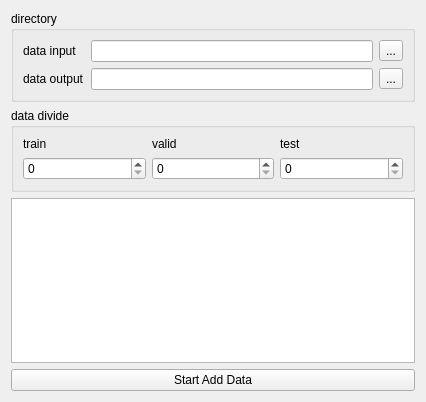
MRsoymilk/MyYolo, file WidgetAddData/widgetadddata.ui: the form before one commit.
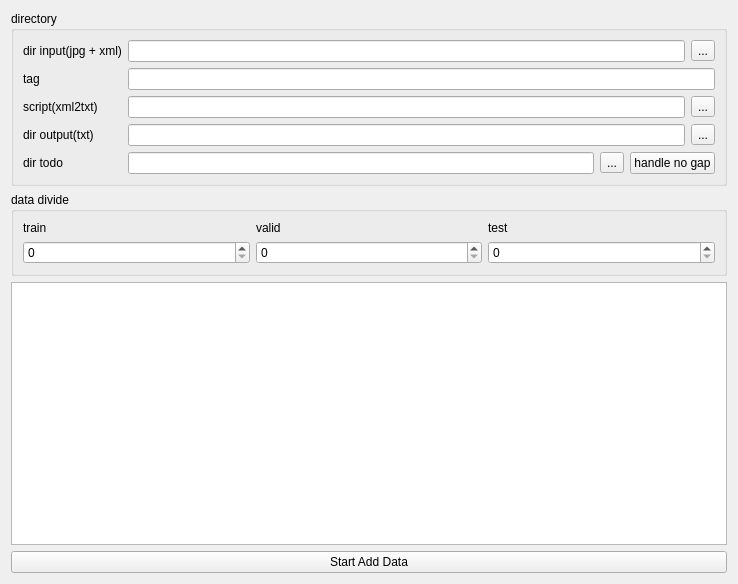
The form after the commit.

Patch:
```diff
--- a/WidgetAddData/widgetadddata.ui
+++ b/WidgetAddData/widgetadddata.ui
@@ -6,8 +6,8 @@
    <rect>
     <x>0</x>
     <y>0</y>
-    <width>426</width>
-    <height>402</height>
+    <width>738</width>
+    <height>584</height>
    </rect>
   </property>
   <property name="windowTitle">
@@ -23,7 +23,7 @@
       <item row="0" column="0">
        <widget class="QLabel" name="labelDataInput">
         <property name="text">
-         <string>data input</string>
+         <string>dir input(jpg + xml)</string>
         </property>
        </widget>
       </item>
@@ -44,17 +44,27 @@
       <item row="1" column="0">
        <widget class="QLabel" name="labelDataOutput">
         <property name="text">
-         <string>data output</string>
+         <string>tag</string>
         </property>
        </widget>
       </item>
       <item row="1" column="1">
-       <layout class="QHBoxLayout" name="hLayDataOutput">
+       <widget class="QLineEdit" name="lEditTag"/>
+      </item>
+      <item row="2" column="0">
+       <widget class="QLabel" name="labelScript">
+        <property name="text">
+         <string>script(xml2txt)</string>
+        </property>
+       </widget>
+      </item>
+      <item row="2" column="1">
+       <layout class="QHBoxLayout" name="hLayScript">
         <item>
-         <widget class="QLineEdit" name="lEditDataOutput"/>
+         <widget class="QLineEdit" name="lEditScript"/>
         </item>
         <item>
-         <widget class="QToolButton" name="tBtnOutput">
+         <widget class="QToolButton" name="tBtnScript">
           <property name="text">
            <string>...</string>
           </property>
@@ -62,6 +72,55 @@
         </item>
        </layout>
       </item>
+      <item row="3" column="0">
+       <widget class="QLabel" name="labelDirOutput">
+        <property name="text">
+         <string>dir output(txt)</string>
+        </property>
+       </widget>
+      </item>
+      <item row="3" column="1">
+       <layout class="QHBoxLayout" name="hLayDirOutput">
+        <item>
+         <widget class="QLineEdit" name="lEditDirOutput"/>
+        </item>
+        <item>
+         <widget class="QToolButton" name="tBtnDirOutput">
+          <property name="text">
+           <string>...</string>
+          </property>
+         </widget>
+        </item>
+       </layout>
+      </item>
+      <item row="4" column="0">
+       <widget class="QLabel" name="labelDirTodo">
+        <property name="text">
+         <string>dir todo</string>
+        </property>
+       </widget>
+      </item>
+      <item row="4" column="1">
+       <layout class="QHBoxLayout" name="hLayDirTodo">
+        <item>
+         <widget class="QLineEdit" name="lEditDirTodo"/>
+        </item>
+        <item>
+         <widget class="QToolButton" name="tBtnDirTodo">
+          <property name="text">
+           <string>...</string>
+          </property>
+         </widget>
+        </item>
+        <item>
+         <widget class="QPushButton" name="btnHandleNoGap">
+          <property name="text">
+           <string>handle no gap</string>
+          </property>
+         </widget>
+        </item>
+       </layout>
+      </item>
      </layout>
     </widget>
    </item>
```
Left out of the diff: 10 changed lines with no effect on the pictures.
